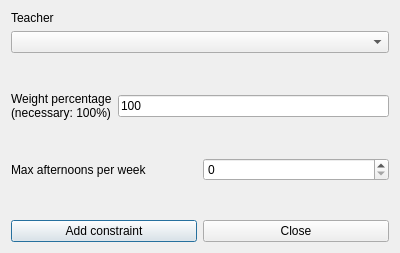
This is fet/src/interface/addconstraintteachermaxafternoonsperweekform_template.ui in vonmecheln/fet as Qt 5 draws it before an edit. The edited form follows.
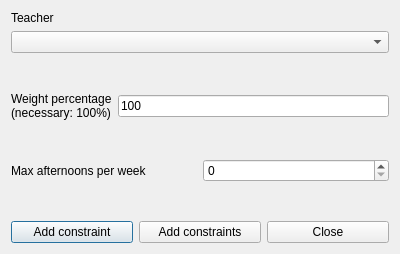
This is the edited form.

Diff of the .ui file:
```diff
--- a/fet/src/interface/addconstraintteachermaxafternoonsperweekform_template.ui
+++ b/fet/src/interface/addconstraintteachermaxafternoonsperweekform_template.ui
@@ -7,7 +7,7 @@
     <x>0</x>
     <y>0</y>
     <width>400</width>
-    <height>253</height>
+    <height>254</height>
    </rect>
   </property>
   <property name="windowTitle">
@@ -146,6 +146,13 @@
        </property>
       </widget>
      </item>
+     <item>
+      <widget class="QPushButton" name="addConstraintsPushButton">
+       <property name="text">
+        <string>Add constraints</string>
+       </property>
+      </widget>
+     </item>
      <item>
       <widget class="QPushButton" name="closePushButton">
        <property name="text">
```
